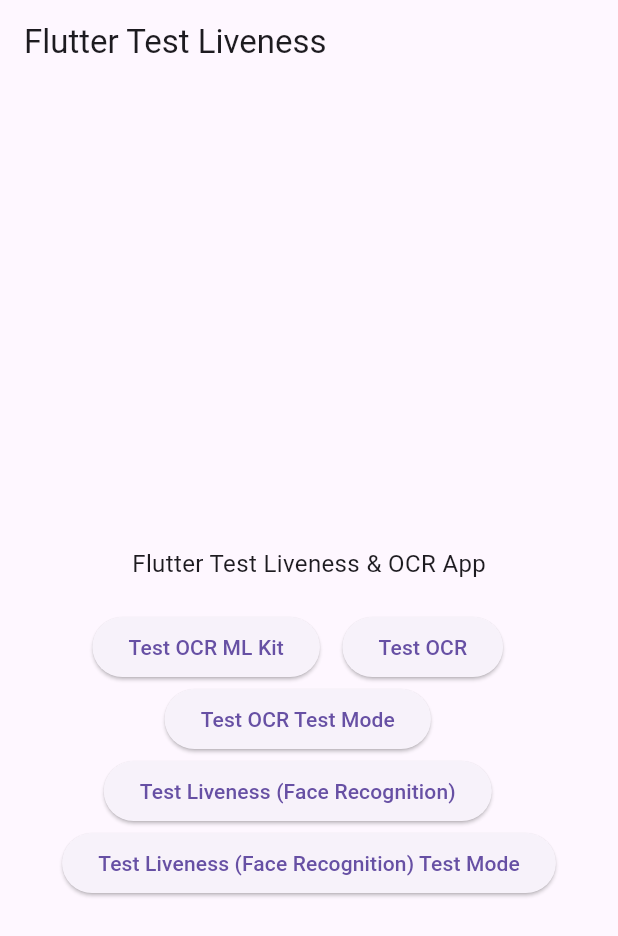
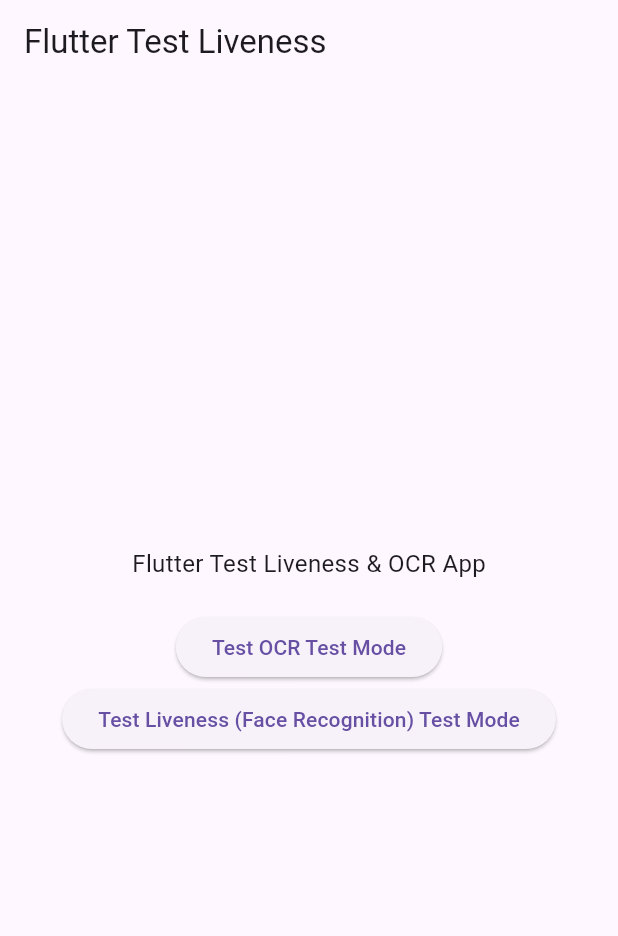
Before and after one commit to ozaenzenzen/flutter_test_mlkit_app, a Flutter app: the screen it shows after launch, on a phone screen of 412 x 824 dp. Shown: the top 936 px of the screen. Run offline on Flutter 3.47's test engine with Material 3 defaults, Android fonts, the phone set to English and light mode, and no system bars; our stand-ins replace camera, google_fonts; missing offline and left inert: google_mlkit_text_recognition, saas_mlkit; Roboto replaces fonts that are missing (Mukta).

Commit message:
update: home screen client

```diff
--- a/lib/app.dart
+++ b/lib/app.dart
@@ -1,5 +1,6 @@
 import 'package:flutter/material.dart';
 import 'package:flutter_test_mlkit_app/home_screen.dart';
+import 'package:flutter_test_mlkit_app/home_screen_client.dart';
 
 class MyApp extends StatefulWidget {
   const MyApp({super.key});
@@ -11,6 +12,11 @@ class MyApp extends StatefulWidget {
 class _MyAppState extends State<MyApp> {
   @override
   Widget build(BuildContext context) {
-    return const MaterialApp(title: "Flutter Test Liveness", debugShowCheckedModeBanner: false, home: HomeScreen(motionCount: 3));
+    return const MaterialApp(
+      title: "Flutter Test Liveness",
+      debugShowCheckedModeBanner: false,
+      home: HomeScreenClient(motionCount: 3),
+      // home: HomeScreen(motionCount: 3),
+    );
   }
 }
--- /dev/null
+++ b/lib/home_screen_client.dart
@@ -0,0 +1,301 @@
+import 'dart:convert';
+
+import 'package:camera/camera.dart';
+import 'package:flutter/material.dart';
+import 'package:flutter_test_mlkit_app/camera_ocr_screen.dart';
+import 'package:flutter_test_mlkit_app/camera_liveness_screen.dart';
+import 'package:google_fonts/google_fonts.dart';
+// import 'package:mnc_identifier_ocr/mnc_identifier_ocr.dart';
+// import 'package:mnc_identifier_ocr/model/ocr_result_model.dart';
+import 'package:saas_mlkit/src/features/rnd/saas_ocr_camera_mlkit_ver.dart';
+
+class HomeScreenClient extends StatefulWidget {
+  final int motionCount;
+  final Function(String)? onSuccess;
+  final Function(String)? onFailed;
+
+  const HomeScreenClient({super.key, required this.motionCount, this.onSuccess, this.onFailed});
+
+  @override
+  State<HomeScreenClient> createState() => _HomeScreenClientState();
+}
+
+class _HomeScreenClientState extends State<HomeScreenClient> {
+  CameraController? cameraController;
+  bool faceFound = false;
+  List<List<dynamic>>? selectedMotion;
+  int motionProgress = 0;
+
+  String? dataOcr;
+  String? dataOcr2;
+
+  String? dataGambar;
+  String? dataGambarCard;
+  @override
+  Widget build(BuildContext context) {
+    return Scaffold(
+      appBar: AppBar(
+        title: Text(
+          "Flutter Test Liveness",
+          style: GoogleFonts.mukta(),
+        ),
+      ),
+      body: SafeArea(
+        child: SingleChildScrollView(
+          child: Container(
+            alignment: Alignment.center,
+            child: Column(
+              mainAxisAlignment: MainAxisAlignment.center,
+              crossAxisAlignment: CrossAxisAlignment.center,
+              children: [
+                (dataGambarCard != null || dataGambar != null || dataOcr != null || dataOcr2 != null)
+                    ? const SizedBox(height: 10)
+                    : SizedBox(
+                        height: MediaQuery.of(context).size.height * .35,
+                      ),
+                (dataGambarCard != null)
+                    ? Column(
+                        children: [
+                          Container(
+                            height: 300,
+                            width: 300,
+                            color: Colors.blue,
+                            child: Image.memory(base64Decode(dataGambarCard!)),
+                          ),
+                          const SizedBox(height: 10),
+                        ],
+                      )
+                    : const SizedBox(),
+                (dataGambar != null)
+                    ? Container(
+                        height: 100,
+                        width: 100,
+                        color: Colors.blue,
+                        child: Image.memory(base64Decode(dataGambar!)),
+                      )
+                    : const SizedBox(),
+                (dataOcr != null)
+                    ? Column(
+                        children: [
+                          Text("dataOcr\n\n $dataOcr"),
+                          const SizedBox(height: 10),
+                        ],
+                      )
+                    : const SizedBox(),
+                (dataOcr2 != null)
+                    ? Text("dataOcr KTP Mapping\n\n $dataOcr2")
+                    : const SizedBox(
+                        // height: MediaQuery.of(context).size.height * .35,
+                        ),
+                SizedBox(height: 20),
+                Text(
+                  "Flutter Test Liveness & OCR App",
+                  style: GoogleFonts.mukta(
+                    fontSize: 16,
+                  ),
+                ),
+                SizedBox(height: 20),
+                Wrap(
+                  alignment: WrapAlignment.center,
+                  children: [
+                    // ElevatedButton(
+                    //   onPressed: () {
+                    //     Navigator.push(
+                    //       context,
+                    //       MaterialPageRoute(
+                    //         builder: (context) {
+                    //           return const SaasOCRCameraMLKitVer();
+                    //         },
+                    //       ),
+                    //     );
+                    //   },
+                    //   child: Text("Test OCR ML Kit", style: GoogleFonts.mukta()),
+                    // ),
+                    // const SizedBox(width: 15),
+                    // ElevatedButton(
+                    //   onPressed: () {
+                    //     Navigator.push(
+                    //       context,
+                    //       MaterialPageRoute(
+                    //         builder: (context) {
+                    //           return const CameraOCRScreen(testMode: false);
+                    //           // return const QoinSaasOCRCameraMLKitVer();
+                    //           // return CameraScreenTest();
+                    //           // return Test2Widget();
+                    //           // return const CameraScreen(
+                    //           //   testMode: false,
+                    //           // );
+                    //         },
+                    //       ),
+                    //     );
+                    //   },
+                    //   child: Text("Test OCR", style: GoogleFonts.mukta()),
+                    // ),
+                    const SizedBox(width: 15),
+                    ElevatedButton(
+                      onPressed: () {
+                        setState(() {
+                          dataOcr = null;
+                          dataOcr2 = null;
+                          dataGambar = null;
+                          dataGambarCard = null;
+                        });
+                        Navigator.push(
+                          context,
+                          MaterialPageRoute(
+                            builder: (context) {
+                              return CameraOCRScreen(
+                                testMode: true,
+                                // callback: (String? textDetected) {
+                                //   setState(() {
+                                //     dataOcr = textDetected;
+                                //   });
+                                // },
+                                callbackKTPMapping: (mapping) {
+                                  setState(() {
+                                    dataOcr2 = mapping;
+                                  });
+                                },
+                                callbackSIMMapping: (mapping) {
+                                  setState(() {
+                                    dataOcr2 = mapping;
+                                  });
+                                },
+                                callbackImage: (String? image) {
+                                  if (image == null || image == "") {
+                                    //
+                                  } else {
+                                    setState(() {
+                                      dataGambar = image;
+                                    });
+                                  }
+                                },
+                                callbackImageCard: (String? image) {
+                                  if (image == null || image == "") {
+                                    //
+                                  } else {
+                                    setState(() {
+                                      dataGambarCard = image;
+                                    });
+                                  }
+                                },
+                              );
+                            },
+                          ),
+                        );
+                      },
+                      child: Text("Test OCR Test Mode", style: GoogleFonts.mukta()),
+                    ),
+                    // const SizedBox(width: 15),
+                    // ElevatedButton(
+                    //   onPressed: () {
+                    //     setState(() {
+                    //       dataGambar = null;
+                    //     });
+                    //     Navigator.push(
+                    //       context,
+                    //       MaterialPageRoute(
+                    //         builder: (context) {
+                    //           return CameraLivenessScreen(
+                    //             testMode: false,
+                    //             callback: (String image) {
+                    //               setState(() {
+                    //                 dataGambar = image;
+                    //               });
+                    //             },
+                    //           );
+                    //           // return const TextRecognizerView();
+                    //         },
+                    //       ),
+                    //     );
+                    //   },
+                    //   child: Text("Test Liveness (Face Recognition)", style: GoogleFonts.mukta()),
+                    // ),
+                    const SizedBox(width: 15),
+                    ElevatedButton(
+                      onPressed: () {
+                        setState(() {
+                          dataGambar = null;
+                        });
+                        Navigator.push(
+                          context,
+                          MaterialPageRoute(
+                            builder: (context) {
+                              return CameraLivenessScreen(
+                                testMode: true,
+                                callback: (String image) {
+                                  setState(() {
+                                    dataGambar = image;
+                                  });
+                                },
+                              );
+                              // return const TextRecognizerView();
+                            },
+                          ),
+                        );
+                      },
+                      child: Text("Test Liveness (Face Recognition) Test Mode", style: GoogleFonts.mukta()),
+                    ),
+                  ],
+                ),
+                // const SizedBox(width: 15),
+                // ElevatedButton(
+                //   onPressed: () async {
+                //     // try {
+                //     //   OcrResultModel res = await MncIdentifierOcr.startCaptureKtp(withFlash: true, cameraOnly: true);
+                //     //   debugPrint('result: ${res.toJson()}');
+                //     // } catch (e) {
+                //     //   debugPrint('something goes wrong $e');
+                //     // }
+                //     // setState(() {
+                //     //   dataGambar = null;
+                //     // });
+                //     // Navigator.push(
+                //     //   context,
+                //     //   MaterialPageRoute(
+                //     //     builder: (context) {
+                //     //       return CameraLivenessScreen(
+                //     //         testMode: true,
+                //     //         callback: (String image) {
+                //     //           setState(() {
+                //     //             dataGambar = image;
+                //     //           });
+                //     //         },
+                //     //       );
+                //     //       // return const TextRecognizerView();
+                //     //     },
+                //     //   ),
+                //     // );
+                //     setState(() {
+                //       dataGambar = null;
+                //     });
+                //     // Navigator.push(
+                //     //   context,
+                //     //   MaterialPageRoute(
+                //     //     builder: (context) {
+                //     //       return CameraLivenessAutentikaScreen(
+                //     //         testMode: true,
+                //     //         onImageCaptured: (image) {
+                //     //           setState(() {
+                //     //             dataGambar = image;
+                //     //           });
+                //     //         },
+                //     //       );
+                //     //     },
+                //     //   ),
+                //     // );
+                //   },
+                //   child: Text(
+                //     "Test Liveness Autentika",
+                //     style: GoogleFonts.mukta(),
+                //   ),
+                // ),
+                (dataGambarCard != null || dataGambar != null || dataOcr != null || dataOcr2 != null) ? const SizedBox(height: 40) : const SizedBox(height: 10),
+              ],
+            ),
+          ),
+        ),
+      ),
+    );
+  }
+}
```
